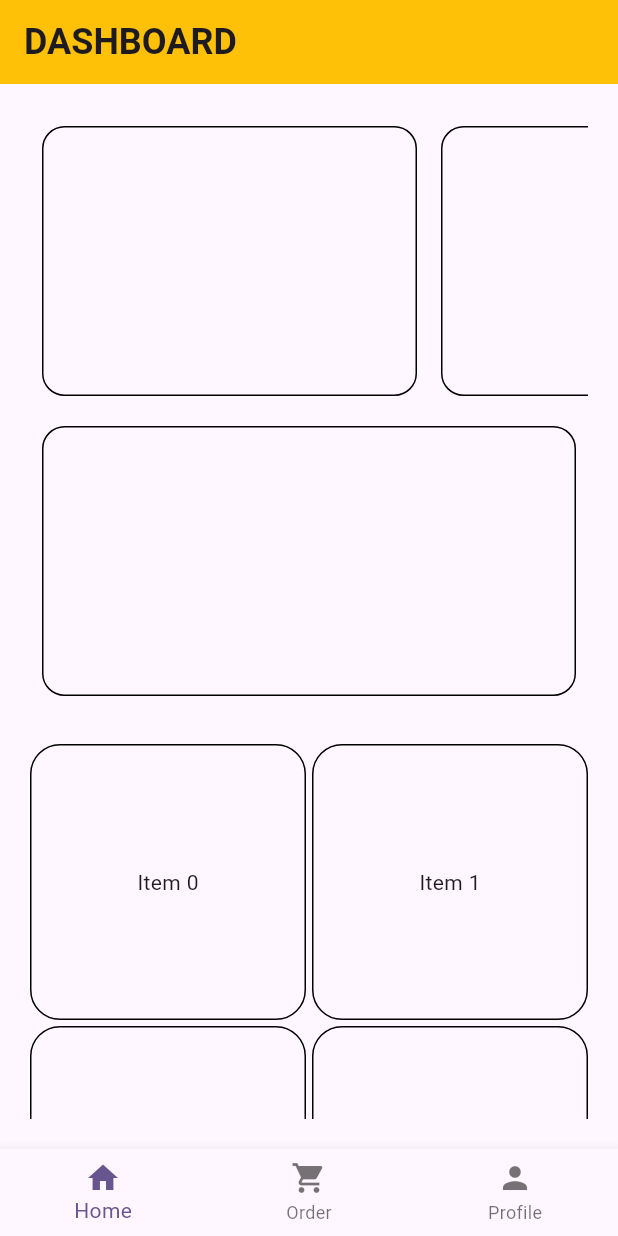
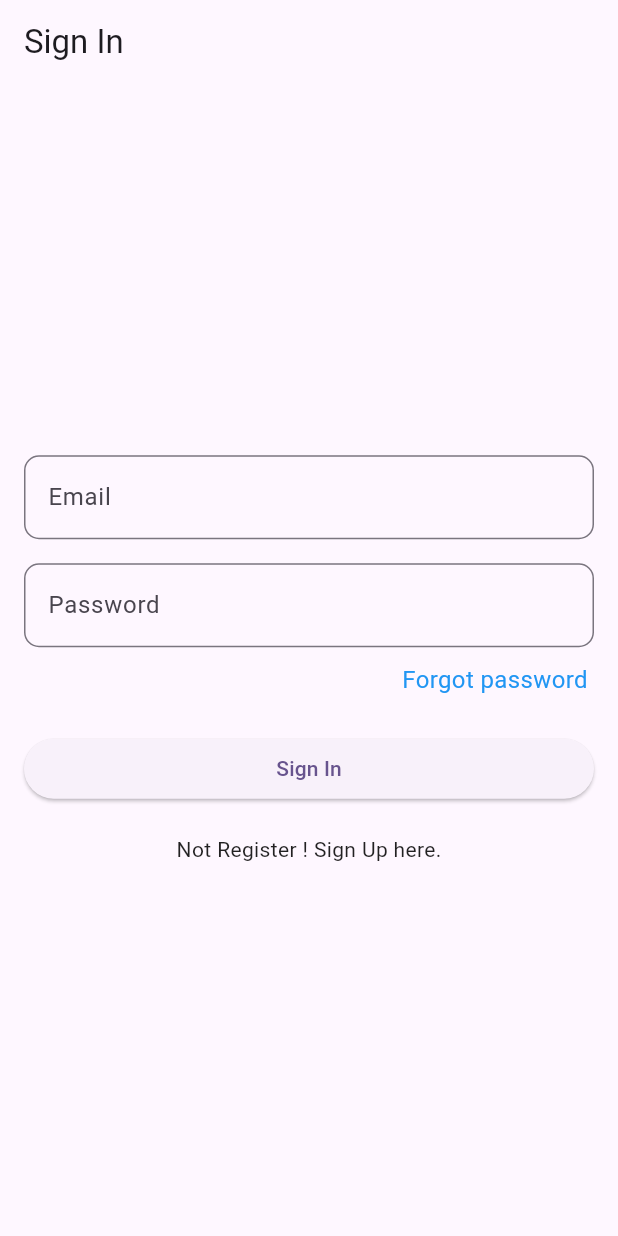
Before and after one commit to FlutterDeveloper1021/Assignment, a Flutter app: the screen it shows after launch, on a phone screen of 412 x 824 dp. Run offline on Flutter 3.47's test engine with Material 2 defaults, Android fonts, the phone set to English and light mode, and no system bars; our stand-ins replace shared_preferences.

Commit message:
first commit

```diff
--- /dev/null
+++ b/lib/signin_page.dart
@@ -0,0 +1,226 @@
+import 'package:assignment/home.dart';
+import 'package:assignment/main.dart';
+import 'package:assignment/signup.dart';
+import 'package:flutter/material.dart';
+import 'package:shared_preferences/shared_preferences.dart';
+
+class SignInPage extends StatefulWidget {
+  @override
+  _SignInPageState createState() => _SignInPageState();
+}
+
+class _SignInPageState extends State<SignInPage> {
+  // This widget is the root of your application.
+
+  final GlobalKey<FormState> _formKey = GlobalKey<FormState>();
+  final TextEditingController _emailController = TextEditingController();
+  final TextEditingController _passwordController = TextEditingController();
+
+  @override
+  Widget build(BuildContext context) {
+    return Scaffold(
+      appBar: AppBar(
+        title: Text('Sign In'),
+      ),
+      body: Padding(
+        padding: EdgeInsets.all(16.0),
+        child: Form(
+          key: _formKey,
+          child: Column(
+            crossAxisAlignment: CrossAxisAlignment.stretch,
+            mainAxisAlignment: MainAxisAlignment.center,
+            children: [
+              TextFormField(
+                controller: _emailController,
+                keyboardType: TextInputType.emailAddress,
+                decoration: InputDecoration(
+                  labelText: 'Email',
+                  border: OutlineInputBorder(
+                    borderRadius: BorderRadius.circular(10.0),
+                  ),
+                ),
+                validator: (value) {
+                  if (value == null || value.isEmpty) {
+                    return 'Please enter your email';
+                  }
+                  // Add more email validation logic if required
+                  return null;
+                },
+              ),
+              SizedBox(height: 16.0),
+              TextFormField(
+                controller: _passwordController,
+                obscureText: true,
+                decoration: InputDecoration(
+                  labelText: 'Password',
+                  border: OutlineInputBorder(
+                    borderRadius: BorderRadius.circular(10.0),
+                  ),
+                ),
+                validator: (value) {
+                  if (value == null || value.isEmpty) {
+                    return 'Please enter your password';
+                  }
+                  // Add more password validation logic if required
+                  return null;
+                },
+              ),
+              const SizedBox(
+                height: 10,
+              ),
+              const Row(mainAxisAlignment: MainAxisAlignment.end, children: [
+                Text(
+                  'Forgot password ',
+                  style: TextStyle(color: Colors.blue, fontSize: 16),
+                ),
+              ]),
+              SizedBox(height: 24.0),
+              ElevatedButton(
+                onPressed: () async {
+                  if (_formKey.currentState!.validate()) {
+                    // Perform sign-in logic here
+                    String email = _emailController.text;
+                    String password = _passwordController.text;
+                    print('Email: $email');
+                    print('Password: $password');
+
+                    //if successfully login
+                    var sharepref = await SharedPreferences.getInstance();
+                    sharepref.setBool(SplashScreenState.KEYLOGIN, true);
+                    Navigator.pushReplacement(
+                        context,
+                        MaterialPageRoute(
+                            builder: (context) => HomePageWidget()));
+                  }
+                },
+                child: Text('Sign In'),
+              ),
+              const SizedBox(
+                height: 20,
+              ),
+              InkWell(
+                onTap: () {
+                  Navigator.pushReplacement(context,
+                      MaterialPageRoute(builder: (context) => SignUpPage()));
+                },
+                child: Row(
+                  mainAxisAlignment: MainAxisAlignment.center,
+                  children: [
+                    const Text(
+                      'Not Register ! Sign Up here.',
+                      style: TextStyle(color: Colors.black87),
+                    ),
+                  ],
+                ),
+              )
+            ],
+          ),
+        ),
+      ),
+    );
+  }
+}
+
+// import 'package:assignment/databasehelper.dart';
+// import 'package:flutter/material.dart';
+// import 'package:flutter_form_bloc/flutter_form_bloc.dart';
+// import 'package:shared_preferences/shared_preferences.dart';
+// // import 'package:assignment/database_helper.dart';
+
+// class SignInFormBloc extends FormBloc<String, String> {
+//   final email = TextFieldBloc(
+//     validators: [FieldBlocValidators.email],
+//   );
+
+//   final password = TextFieldBloc(
+//     validators: [FieldBlocValidators.required],
+//   );
+
+//   @override
+//   List<FieldBloc> get fieldBlocs => [email, password];
+
+//   @override
+//   Stream<FormBlocState<String, String>> onSubmitting() async* {
+//     final emailValue = email.value;
+//     final passwordValue = password.value;
+
+//     // Get user data from local database
+//     final db = DatabaseHelper();
+//     final userData = await db.getUserByEmail(emailValue);
+
+//     if (userData == null || userData['password'] != passwordValue) {
+//       // yield currentState.toFailure('Invalid email or password');
+//     } else {
+//       // yield currentState.toSuccess('Logged in successfully');
+//     }
+//   }
+// }
+
+// class SignInPage extends StatefulWidget {
+//   @override
+//   _SignInPageState createState() => _SignInPageState();
+// }
+
+// class _SignInPageState extends State<SignInPage> {
+//   final GlobalKey<FormState> _formKey = GlobalKey<FormState>();
+
+//   @override
+//   Widget build(BuildContext context) {
+//     return Scaffold(
+//       appBar: AppBar(
+//         title: Text('Sign In'),
+//       ),
+//       body: BlocProvider(
+//         create: (context) => SignInFormBloc(),
+//         child: Builder(
+//           builder: (context) {
+//             return FormBlocListener<SignInFormBloc, String, String>(
+//               onSuccess: (context, state) {
+//                 // Navigate to the dashboard after successful sign-in
+//                 Navigator.pushReplacementNamed(context, '/dashboard');
+//               },
+//               onFailure: (context, state) {
+//                 // Show an error message
+//                 ScaffoldMessenger.of(context).showSnackBar(
+//                   SnackBar(content: Text(state.failureResponse!)),
+//                 );
+//               },
+//               child: Padding(
+//                 padding: EdgeInsets.all(16.0),
+//                 child: Column(
+//                   crossAxisAlignment: CrossAxisAlignment.stretch,
+//                   mainAxisAlignment: MainAxisAlignment.center,
+//                   children: [
+//                     TextFieldBlocBuilder(
+//                       textFieldBloc: SignInFormBloc().email,
+//                       keyboardType: TextInputType.emailAddress,
+//                       decoration: InputDecoration(
+//                         labelText: 'Email',
+//                         prefixIcon: Icon(Icons.email),
+//                       ),
+//                     ),
+//                     SizedBox(height: 16.0),
+//                     TextFieldBlocBuilder(
+//                       textFieldBloc: SignInFormBloc().password,
+//                       suffixButton: SuffixButton.obscureText,
+//                       obscureText: true,
+//                       decoration: InputDecoration(
+//                         labelText: 'Password',
+//                         prefixIcon: Icon(Icons.lock),
+//                       ),
+//                     ),
+//                     SizedBox(height: 24.0),
+//                     ElevatedButton(
+//                       onPressed: SignInFormBloc().submit,
+//                       child: Text('Sign In'),
+//                     ),
+//                   ],
+//                 ),
+//               ),
+//             );
+//           },
+//         ),
+//       ),
+//     );
+//   }
+// }
--- a/pubspec.yaml
+++ b/pubspec.yaml
@@ -30,6 +30,10 @@ environment:
 dependencies:
   flutter:
     sdk: flutter
+  flutter_form_bloc: any
+  shared_preferences: any
+  sqflite: ^2.0.0
+  path_provider: ^2.0.2
 
 
   # The following adds the Cupertino Icons font to your application.
@@ -60,7 +64,7 @@ flutter:
 
   # To add assets to your application, add an assets section, like this:
   assets:
-      - assets/
+      - assets/images/
     # - images/a_dot_ham.jpeg
 
   # An image asset can refer to one or more resolution-specific "variants", see
```
Also changed, not shown: lib/home.dart (+38 -5 lines), lib/main.dart (+47 -51 lines), lib/signup.dart (added, +120 -0 lines), pubspec.lock, 1 other file.
